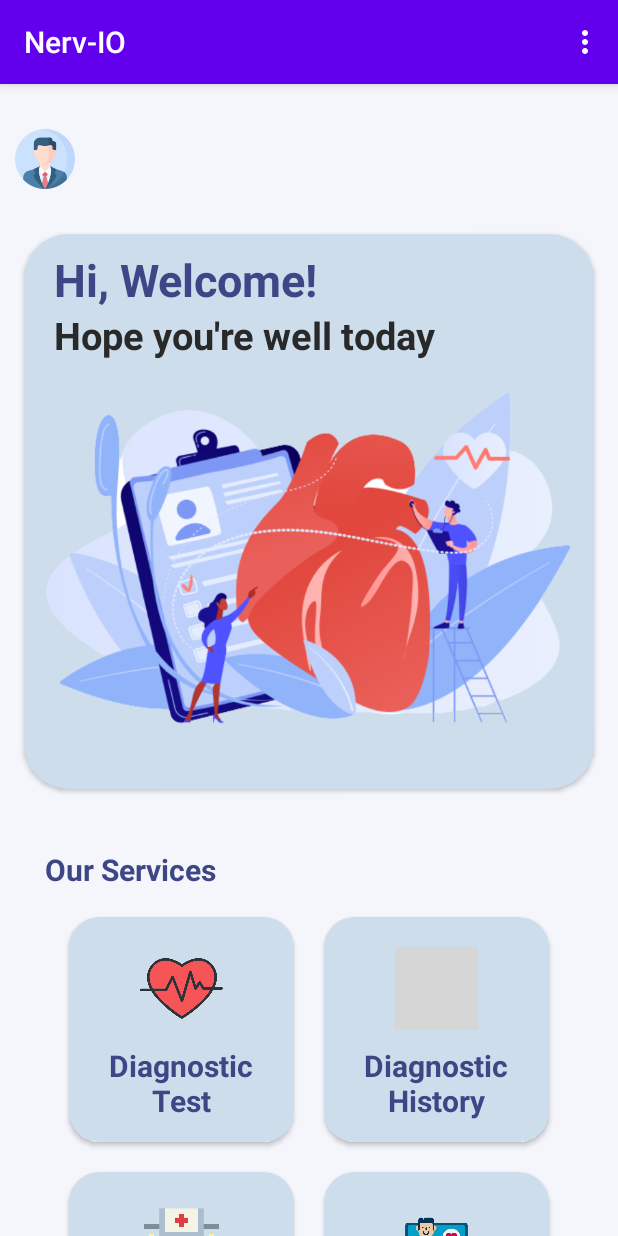
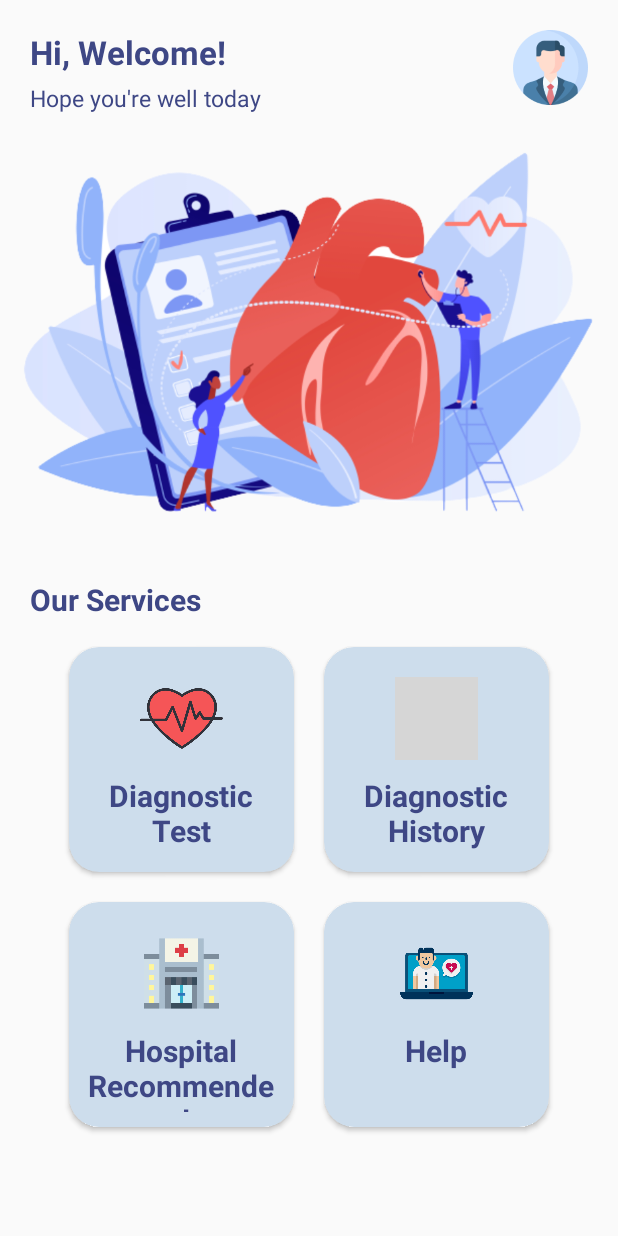
Before and after one commit to klandestinnervio/NervioAndroid, an Android app: the screen it shows after launch once a user with an empty profile is signed in (MenuActivity), on a phone screen of 412 x 824 dp. Run offline under Robolectric (Android 15) with nearby library versions, the phone set to English and light mode, and no system bars; our stand-ins replace Firebase (no records; nobody signed in at launch, a user with empty details on screens opened directly); grey boxes are pictures that could not be loaded.

Commit message:
perubahan pada layout

```diff
--- a/app/src/main/java/com/example/nerv_io/HospitalRecomActivity.kt
+++ b/app/src/main/java/com/example/nerv_io/HospitalRecomActivity.kt
@@ -7,7 +7,6 @@ import com.example.nerv_io.adapter.HospitalAdapter
 import com.example.nerv_io.data.Hospital
 import com.example.nerv_io.databinding.ActivityHospitalRecomBinding
 import com.google.firebase.firestore.FirebaseFirestore
-
 class HospitalRecomActivity : AppCompatActivity() {
 
     private lateinit var binding: ActivityHospitalRecomBinding
--- a/app/src/main/java/com/example/nerv_io/ResultDiagnosticActivity.kt
+++ b/app/src/main/java/com/example/nerv_io/ResultDiagnosticActivity.kt
@@ -3,7 +3,6 @@ package com.example.nerv_io
 import android.content.Intent
 import androidx.appcompat.app.AppCompatActivity
 import android.os.Bundle
-import com.example.nerv_io.databinding.ActivityMenuBinding
 import com.example.nerv_io.databinding.ActivityResultDiagnosticBinding
 
 
--- a/app/src/main/res/layout/activity_history_diagnostic.xml
+++ b/app/src/main/res/layout/activity_history_diagnostic.xml
@@ -4,7 +4,7 @@
     xmlns:tools="http://schemas.android.com/tools"
     android:layout_width="match_parent"
     android:layout_height="match_parent"
-    android:background="@color/blue_200"
+    android:background="@drawable/background"
     tools:context=".HistoryDiagnosticActivity">
 
     <TextView
--- a/app/src/main/res/layout/activity_main.xml
+++ b/app/src/main/res/layout/activity_main.xml
@@ -13,7 +13,7 @@
         android:layout_width="300dp"
         android:layout_height="300dp"
         android:contentDescription="@string/app_name"
-        android:src="@drawable/nervio"
+        android:src="@drawable/logonervio"
         app:layout_constraintBottom_toBottomOf="parent"
         app:layout_constraintEnd_toEndOf="parent"
         app:layout_constraintHorizontal_bias="0.495"
--- a/app/src/main/res/layout/activity_menu.xml
+++ b/app/src/main/res/layout/activity_menu.xml
@@ -4,56 +4,53 @@
     android:layout_width="match_parent"
     android:layout_height="match_parent"
     xmlns:android="http://schemas.android.com/apk/res/android"
-    xmlns:app="http://schemas.android.com/apk/res-auto">
-<LinearLayout
-    android:layout_width="match_parent"
-    android:layout_height="match_parent"
-    android:orientation="vertical"
-    android:padding="10dp"
-    android:background="@color/blue_200"
-    tools:context=".MenuActivity">
+    xmlns:app="http://schemas.android.com/apk/res-auto"
+    tools:context=".SignInActivity">
+    <LinearLayout
+        android:layout_width="match_parent"
+        android:layout_height="match_parent"
+        android:orientation="vertical">
 
-    <ImageView
-        android:layout_width="40dp"
-        android:layout_height="40dp"
-        android:src="@drawable/profile"
-        android:layout_marginTop="20dp"
-        android:contentDescription="@string/app_name" />
+        <RelativeLayout
+            android:layout_width="match_parent"
+            android:layout_height="wrap_content"
+            android:layout_marginLeft="20dp"
+            android:layout_marginTop="20dp"
+            android:layout_marginRight="20dp">
 
-    <androidx.cardview.widget.CardView
-        android:layout_width="380dp"
-        android:layout_height="wrap_content"
-        android:layout_gravity="center"
-        android:layout_margin="30dp"
-        app:cardBackgroundColor="@color/blue_500"
-        app:cardCornerRadius="30dp">
-    <TextView
-        android:layout_width="wrap_content"
-        android:layout_height="wrap_content"
-        android:layout_marginTop="10dp"
-        android:layout_marginStart="20dp"
-        android:text="Hi, Welcome!"
-        android:textSize="30sp"
-        android:textStyle="bold"
-        android:textColor="#3E4785"/>
-    <TextView
-        android:layout_width="wrap_content"
-        android:layout_height="wrap_content"
-        android:layout_marginStart="20dp"
-        android:layout_marginTop="50dp"
-        android:text="Hope you're well today"
-        android:textSize="25sp"
-        android:alpha="80"
-        android:textStyle="bold"
-        android:textColor="#292929"/>
+            <TextView
+                android:id="@+id/tv_welcome"
+                android:text="Hi, Welcome!"
+                android:textColor="#3E4785"
+                android:layout_width="wrap_content"
+                android:layout_height="wrap_content"
+                android:textSize="22sp"
+                android:textStyle="bold"/>
+            <TextView
+                android:text="Hope you're well today"
+                android:textColor="#3E4785"
+                android:layout_width="wrap_content"
+                android:layout_height="wrap_content"
+                android:textSize="15sp"
+                android:textStyle="normal"
+                android:layout_marginTop="5dp"
+                android:layout_below="@id/tv_welcome"/>
+
+            <ImageView
+                android:id="@+id/tv_user"
+                android:layout_width="50dp"
+                android:layout_height="50dp"
+                android:src="@drawable/profile"
+                android:layout_alignParentRight="true"
+                android:layout_below="@id/tv_user"/>
+
+        </RelativeLayout>
 
         <ImageView
             android:layout_width="match_parent"
             android:layout_height="300dp"
-            android:layout_marginTop="70dp"
             android:contentDescription="@string/app_name"
             android:src="@drawable/homepage" />
-    </androidx.cardview.widget.CardView>
 
     <TextView
         android:layout_width="wrap_content"
--- a/app/src/main/res/values/themes.xml
+++ b/app/src/main/res/values/themes.xml
@@ -1,6 +1,6 @@
 <resources xmlns:tools="http://schemas.android.com/tools">
     <!-- Base application theme. -->
-    <style name="Theme.NervIO" parent="Theme.AppCompat.Light.DarkActionBar">
+    <style name="Theme.NervIO" parent="Theme.AppCompat.Light.NoActionBar">
         <!-- Primary brand color. -->
         <item name="colorPrimary">@color/purple_500</item>
         <item name="colorPrimaryVariant">@color/purple_700</item>
```
Also changed, not shown: app/src/main/res/layout/activity_diagnostic_test.xml (+12 -12 lines), app/src/main/res/layout/activity_hospital_recom.xml (+3 -22 lines), app/src/main/res/drawable/background.png (added), 2 other files.
